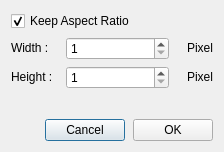
Qt form Source/resizephoto.ui (ARASHz4/Advanced_Photo) before a commit.
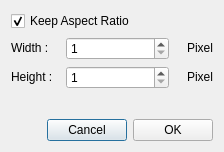
The same form after that commit. Icons and pictures are not drawn.

```diff
--- a/Source/resizephoto.ui
+++ b/Source/resizephoto.ui
@@ -163,10 +163,20 @@
     </layout>
    </item>
    <item row="3" column="0">
-    <layout class="QHBoxLayout" name="horizontalLayout_4">
-     <property name="spacing">
-      <number>0</number>
+    <spacer name="verticalSpacer">
+     <property name="orientation">
+      <enum>Qt::Vertical</enum>
      </property>
+     <property name="sizeHint" stdset="0">
+      <size>
+       <width>20</width>
+       <height>21</height>
+      </size>
+     </property>
+    </spacer>
+   </item>
+   <item row="4" column="0">
+    <layout class="QHBoxLayout" name="horizontalLayout_3">
      <item>
       <spacer name="horizontalSpacer">
        <property name="orientation">
@@ -181,27 +191,6 @@
       </spacer>
      </item>
      <item>
-      <layout class="QVBoxLayout" name="verticalLayout">
-       <property name="spacing">
-        <number>0</number>
-       </property>
-       <property name="rightMargin">
-        <number>4</number>
-       </property>
-       <item>
-        <spacer name="verticalSpacer_2">
-         <property name="orientation">
-          <enum>Qt::Vertical</enum>
-         </property>
-         <property name="sizeHint" stdset="0">
-          <size>
-           <width>20</width>
-           <height>0</height>
-          </size>
-         </property>
-        </spacer>
-       </item>
-       <item>
         <widget class="QPushButton" name="CancelButton">
          <property name="minimumSize">
           <size>
@@ -214,32 +203,6 @@
          </property>
         </widget>
        </item>
-      </layout>
-     </item>
-     <item>
-      <layout class="QVBoxLayout" name="verticalLayout_2">
-       <property name="spacing">
-        <number>0</number>
-       </property>
-       <property name="leftMargin">
-        <number>4</number>
-       </property>
-       <property name="rightMargin">
-        <number>0</number>
-       </property>
-       <item>
-        <spacer name="verticalSpacer">
-         <property name="orientation">
-          <enum>Qt::Vertical</enum>
-         </property>
-         <property name="sizeHint" stdset="0">
-          <size>
-           <width>20</width>
-           <height>0</height>
-          </size>
-         </property>
-        </spacer>
-       </item>
        <item>
         <widget class="QPushButton" name="OkButton">
          <property name="minimumSize">
@@ -252,8 +215,6 @@
           <string>OK</string>
          </property>
         </widget>
-       </item>
-      </layout>
      </item>
     </layout>
    </item>
```
Lines whose indentation alone changed are shown as unchanged.
